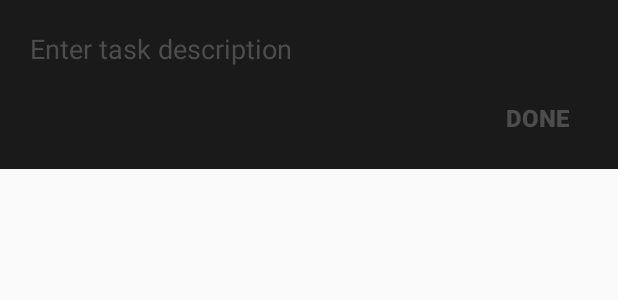
After one commit to Rishav78/Notes, an Android app: the layout edit_task_layout.xml on its own in the app's theme, with its tools: preview values and no code run, on a phone screen of 412 x 824 dp. The commit adds this screen. Shown: the top 300 px of the screen. Run offline under Robolectric (Android 15) with nearby library versions, the phone set to English and light mode, and no system bars.

Commit message:
task add, delete, update implimented

```diff
--- a/app/src/main/java/com/example/notes/Notes.java
+++ b/app/src/main/java/com/example/notes/Notes.java
@@ -67,7 +67,6 @@ public class Notes extends Fragment {
 
         notes.clear();
 
-        StringBuffer str = new StringBuffer();
         Cursor res = database.getAllData_table1();
 
         while ( res.moveToNext() ) {
--- /dev/null
+++ b/app/src/main/res/layout/edit_task_layout.xml
@@ -0,0 +1,37 @@
+<?xml version="1.0" encoding="utf-8"?>
+<LinearLayout xmlns:android="http://schemas.android.com/apk/res/android"
+    android:orientation="vertical" android:layout_width="match_parent"
+    android:layout_height="wrap_content"
+    android:padding="10dp"
+    android:background="#1a1a1a"
+    >
+
+    <EditText
+        android:id="@+id/editTask"
+        android:layout_width="match_parent"
+        android:layout_height="wrap_content"
+        android:textColor="@color/white"
+        android:textColorHint="#4d4d4d"
+        android:textSize="18dp"
+        android:padding="10dp"
+        android:background="@android:color/transparent"
+        android:hint="Enter task description"/>
+
+    <RelativeLayout
+        android:layout_width="match_parent"
+        android:layout_height="wrap_content">
+
+        <Button
+            android:id="@+id/updateTask"
+            android:layout_width="wrap_content"
+            android:layout_height="wrap_content"
+            android:text="Done"
+            android:textColor="#4d4d4d"
+            android:textStyle="bold"
+            android:textSize="16dp"
+            android:layout_alignParentRight="true"
+            android:background="@android:color/transparent"/>
+
+    </RelativeLayout>
+
+</LinearLayout>
--- a/app/src/main/res/layout/fragment_tasks.xml
+++ b/app/src/main/res/layout/fragment_tasks.xml
@@ -9,7 +9,8 @@
     <LinearLayout
         android:layout_width="match_parent"
         android:layout_height="match_parent"
-        android:orientation="vertical">
+        android:orientation="vertical"
+        android:padding="10dp">
 
         <androidx.recyclerview.widget.RecyclerView
             android:id="@+id/tasksRecylerView"
--- a/app/src/main/res/layout/note_layout.xml
+++ b/app/src/main/res/layout/note_layout.xml
@@ -7,7 +7,7 @@
     android:layout_height="wrap_content"
     app:layout_maxHeight="160dp"
     android:layout_margin="5dp"
-    app:cardBackgroundColor="#333">
+    app:cardBackgroundColor="#262626">
 
     <LinearLayout
         android:layout_width="match_parent"
--- a/app/src/main/res/layout/task_layout.xml
+++ b/app/src/main/res/layout/task_layout.xml
@@ -5,7 +5,7 @@
     xmlns:app="http://schemas.android.com/apk/res-auto"
     android:layout_marginTop="5dp"
     android:layout_marginBottom="5dp"
-    app:cardBackgroundColor="#333">
+    app:cardBackgroundColor="#1a1a1a">
 
     <LinearLayout
         android:layout_width="match_parent"
@@ -17,14 +17,15 @@
             android:id="@+id/taskCompleted"
             android:layout_width="wrap_content"
             android:layout_height="wrap_content"
+            android:buttonTint="@color/white"
             />
 
         <TextView
             android:id="@+id/task"
+            android:layout_marginLeft="8dp"
             android:layout_width="match_parent"
             android:layout_height="wrap_content"
             android:textSize="20dp"
-            android:text="rishav"
             />
 
     </LinearLayout>
```
Also changed, not shown: app/src/main/java/com/example/notes/RecylerView/TasksRecylerView.java (+101 -15 lines), app/src/main/java/com/example/notes/Tasks.java (+114 -8 lines).
